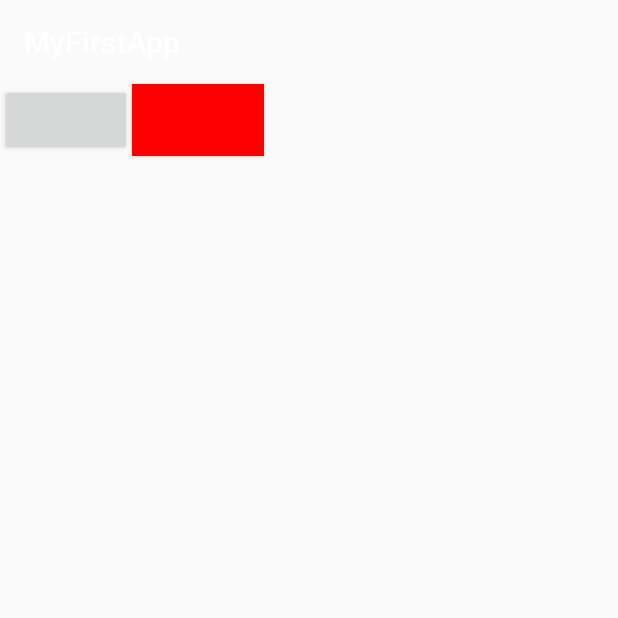
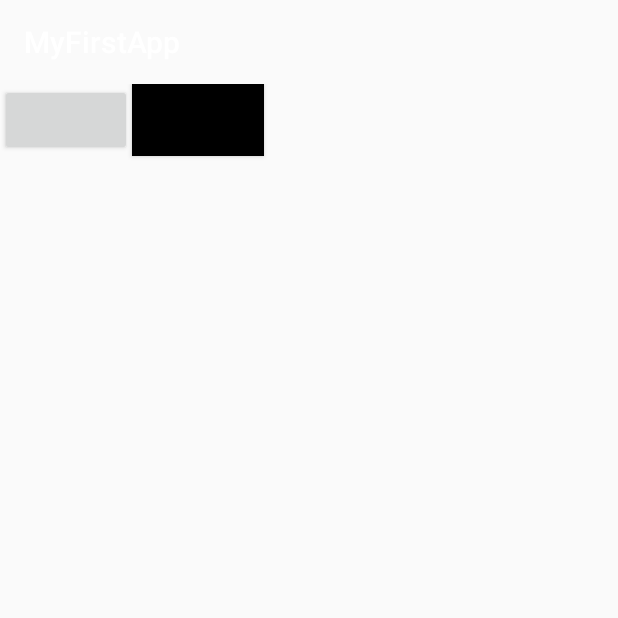
Before and after one commit to sergey-virchenko/MyFirstApp, an Android app: the MainActivity screen opened directly, with no data from a screen before it, after a tap on an icon or button, on a phone screen of 412 x 824 dp, the top half of it. Run offline under Robolectric (Android 15) with nearby library versions, the phone set to English and light mode, and no system bars; 1 statement that could not run was skipped.

Commit message:
color changing button

```diff
--- a/app/src/main/java/com/sit/myfirstapp/MainActivity.java
+++ b/app/src/main/java/com/sit/myfirstapp/MainActivity.java
@@ -3,11 +3,16 @@ package com.sit.myfirstapp;
 import android.content.Intent;
 import android.support.v7.app.AppCompatActivity;
 import android.os.Bundle;
+import android.view.View;
 import android.widget.Button;
 
 public class MainActivity extends AppCompatActivity {
 
     Button btnChangeColor;
+
+    private final boolean red = true;
+    private final boolean black = false;
+
     private boolean isRed = true;
 
     @Override
@@ -17,13 +22,21 @@ public class MainActivity extends AppCompatActivity {
         findViewById(R.id.btn).setOnClickListener((view) -> startActivity(new Intent(MainActivity.this, AnotherActivity.class)));
 
         btnChangeColor = findViewById(R.id.btn_change_color);
+
         btnChangeColor.setOnClickListener(v -> {
-            if (isRed) {
+            if (isRed(btnChangeColor)) {
                 btnChangeColor.setBackgroundResource(R.color.red);
+                btnChangeColor.setTag(red);
             } else {
                 btnChangeColor.setBackgroundResource(R.color.black);
+                btnChangeColor.setTag(black);
             }
         });
     }
 
+
+    private boolean isRed(View v) {
+        return (boolean) v.getTag();
+    }
+
 }
```
